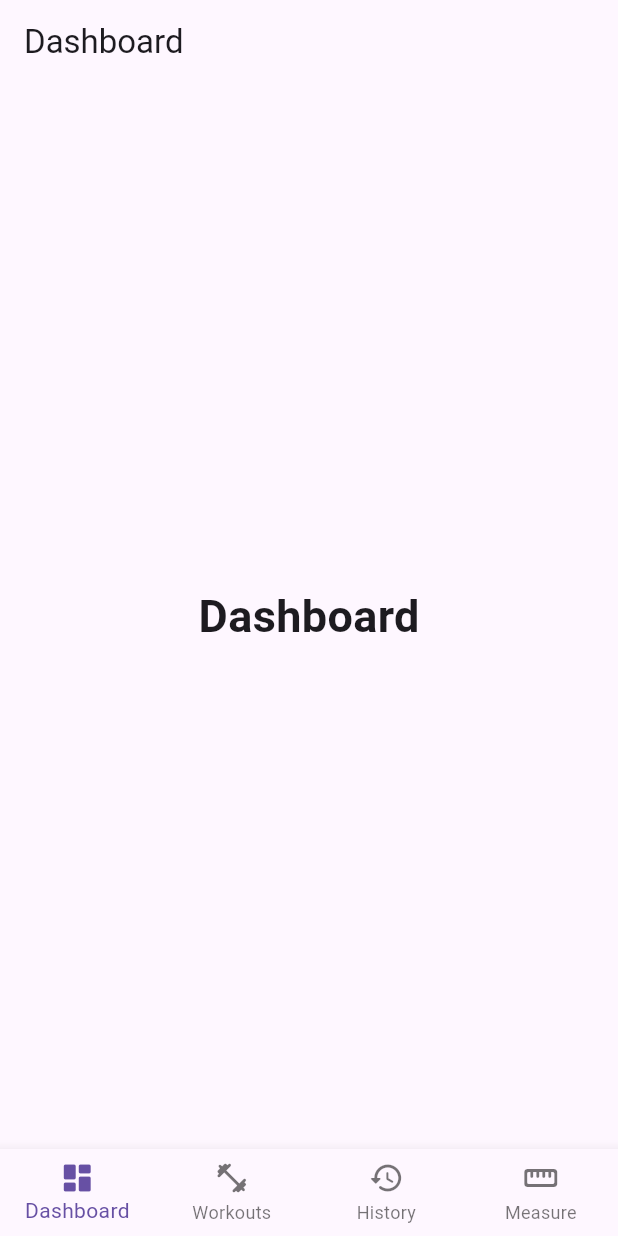
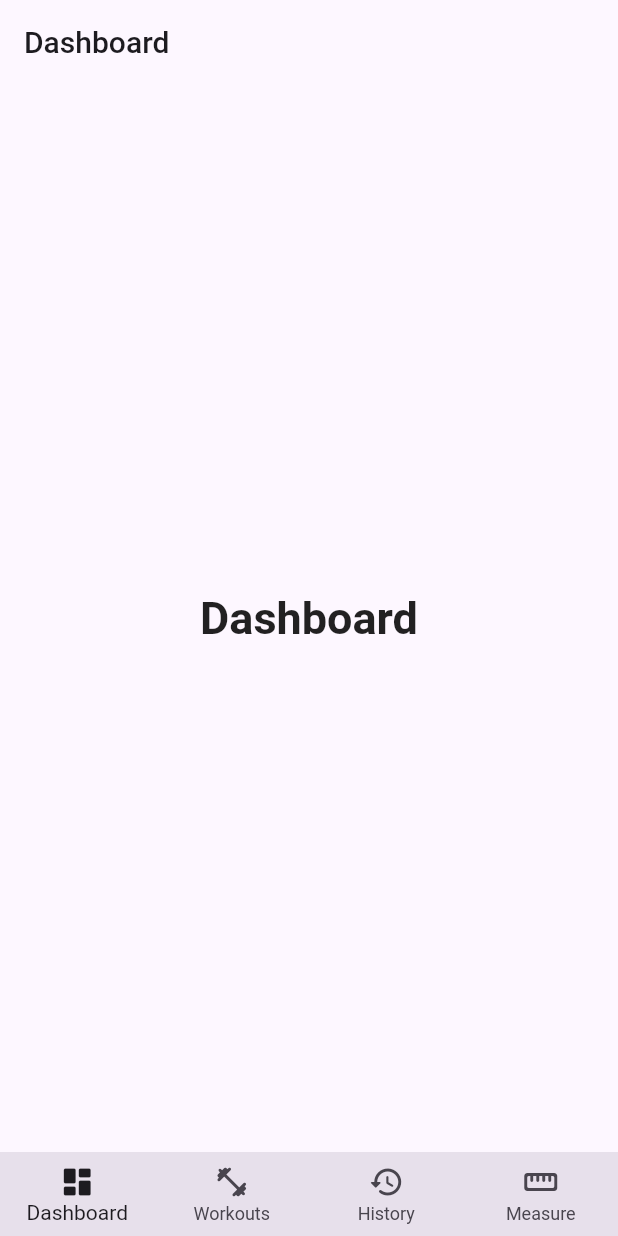
Before and after one commit to eeshangarg/fitness_copilot, a Flutter app: the screen it shows after launch, on a phone screen of 412 x 824 dp. Run offline on Flutter 3.47's test engine with Material 2 defaults, Android fonts, the phone set to English and light mode, and no system bars; drawn by our look-alikes of dynamic_color; our stand-ins replace font_awesome_flutter, material_color_utilities.

Commit message:
theme: Add a basic Material 3 theme with dynamic color.
The theming code was taken verbatim from a Code Lab by Google:

https://codelabs.developers.google.com/codelabs/flutter-boring-to-beautiful#4

```diff
--- a/lib/main.dart
+++ b/lib/main.dart
@@ -1,4 +1,6 @@
+import 'package:dynamic_color/dynamic_color.dart';
 import 'package:fitness_copilot/screens/homepage.dart';
+import 'package:fitness_copilot/shared/providers/theme.dart';
 import 'package:fitness_copilot/shared/providers/timer_service.dart';
 import 'package:flutter/material.dart';
 
@@ -11,15 +13,47 @@
   );
 }
 
-class MyApp extends StatelessWidget {
+class MyApp extends StatefulWidget {
   const MyApp({Key? key}) : super(key: key);
 
   @override
+  State<MyApp> createState() => _MyAppState();
+}
+
+class _MyAppState extends State<MyApp> {
+  final settings = ValueNotifier(
+    ThemeSettings(
+      sourceColor: Color(0xff6750A4),
+      themeMode: ThemeMode.system,
+    ),
+  );
+
+  @override
   Widget build(BuildContext context) {
-    return MaterialApp(
-      title: 'Fitness Copilot',
-      theme: ThemeData(useMaterial3: true),
-      home: const HomePage(),
-    );
+    return DynamicColorBuilder(builder: (lightDynamic, darkDynamic) {
+      return ThemeProvider(
+        lightDynamic: lightDynamic,
+        darkDynamic: darkDynamic,
+        settings: settings,
+        child: NotificationListener<ThemeSettingChange>(
+          onNotification: (notification) {
+            settings.value = notification.settings;
+            return true;
+          },
+          child: ValueListenableBuilder(
+            valueListenable: settings,
+            builder: (context, value, _) {
+              final theme = ThemeProvider.of(context);
+
+              return MaterialApp(
+                title: 'Fitness Copilot',
+                theme: theme.light(settings.value.sourceColor),
+                home: const HomePage(),
+              );
+            },
+          ),
+        ),
+      );
+    });
   }
 }
--- /dev/null
+++ b/lib/shared/providers/theme.dart
@@ -0,0 +1,241 @@
+import 'dart:math';
+
+import 'package:flutter/material.dart';
+import 'package:material_color_utilities/material_color_utilities.dart';
+
+class NoAnimationPageTransitionsBuilder extends PageTransitionsBuilder {
+  const NoAnimationPageTransitionsBuilder();
+
+  @override
+  Widget buildTransitions<T>(
+    PageRoute<T> route,
+    BuildContext context,
+    Animation<double> animation,
+    Animation<double> secondaryAnimation,
+    Widget child,
+  ) {
+    return child;
+  }
+}
+
+class ThemeSettingChange extends Notification {
+  ThemeSettingChange({required this.settings});
+  final ThemeSettings settings;
+}
+
+class ThemeProvider extends InheritedWidget {
+  const ThemeProvider(
+      {Key? key,
+      required this.settings,
+      required this.lightDynamic,
+      required this.darkDynamic,
+      required Widget child})
+      : super(key: key, child: child);
+
+  final ValueNotifier<ThemeSettings> settings;
+  final ColorScheme? lightDynamic;
+  final ColorScheme? darkDynamic;
+
+  final pageTransitionsTheme = const PageTransitionsTheme(
+    builders: <TargetPlatform, PageTransitionsBuilder>{
+      TargetPlatform.android: FadeUpwardsPageTransitionsBuilder(),
+      TargetPlatform.iOS: CupertinoPageTransitionsBuilder(),
+      TargetPlatform.linux: NoAnimationPageTransitionsBuilder(),
+      TargetPlatform.macOS: NoAnimationPageTransitionsBuilder(),
+      TargetPlatform.windows: NoAnimationPageTransitionsBuilder(),
+    },
+  );
+
+  Color custom(CustomColor custom) {
+    if (custom.blend) {
+      return blend(custom.color);
+    } else {
+      return custom.color;
+    }
+  }
+
+  Color blend(Color targetColor) {
+    return Color(
+        Blend.harmonize(targetColor.value, settings.value.sourceColor.value));
+  }
+
+  Color source(Color? target) {
+    Color source = settings.value.sourceColor;
+    if (target != null) {
+      source = blend(target);
+    }
+    return source;
+  }
+
+  ColorScheme colors(Brightness brightness, Color? targetColor) {
+    final dynamicPrimary = brightness == Brightness.light
+        ? lightDynamic?.primary
+        : darkDynamic?.primary;
+    return ColorScheme.fromSeed(
+      seedColor: dynamicPrimary ?? source(targetColor),
+      brightness: brightness,
+    );
+  }
+
+  ShapeBorder get shapeMedium => RoundedRectangleBorder(
+        borderRadius: BorderRadius.circular(8),
+      );
+
+  CardTheme cardTheme() {
+    return CardTheme(
+      elevation: 0,
+      shape: shapeMedium,
+      clipBehavior: Clip.antiAlias,
+    );
+  }
+
+  ListTileThemeData listTileTheme(ColorScheme colors) {
+    return ListTileThemeData(
+      shape: shapeMedium,
+      selectedColor: colors.secondary,
+    );
+  }
+
+  AppBarTheme appBarTheme(ColorScheme colors) {
+    return AppBarTheme(
+      elevation: 0,
+      backgroundColor: colors.surface,
+      foregroundColor: colors.onSurface,
+    );
+  }
+
+  TabBarTheme tabBarTheme(ColorScheme colors) {
+    return TabBarTheme(
+      labelColor: colors.secondary,
+      unselectedLabelColor: colors.onSurfaceVariant,
+      indicator: BoxDecoration(
+        border: Border(
+          bottom: BorderSide(
+            color: colors.secondary,
+            width: 2,
+          ),
+        ),
+      ),
+    );
+  }
+
+  BottomAppBarTheme bottomAppBarTheme(ColorScheme colors) {
+    return BottomAppBarTheme(
+      color: colors.surface,
+      elevation: 0,
+    );
+  }
+
+  BottomNavigationBarThemeData bottomNavigationBarTheme(ColorScheme colors) {
+    return BottomNavigationBarThemeData(
+      type: BottomNavigationBarType.fixed,
+      backgroundColor: colors.surfaceVariant,
+      selectedItemColor: colors.onSurface,
+      unselectedItemColor: colors.onSurfaceVariant,
+      elevation: 0,
+      landscapeLayout: BottomNavigationBarLandscapeLayout.centered,
+    );
+  }
+
+  NavigationRailThemeData navigationRailTheme(ColorScheme colors) {
+    return const NavigationRailThemeData();
+  }
+
+  DrawerThemeData drawerTheme(ColorScheme colors) {
+    return DrawerThemeData(
+      backgroundColor: colors.surface,
+    );
+  }
+
+  ThemeData light([Color? targetColor]) {
+    final colorScheme = colors(Brightness.light, targetColor);
+    return ThemeData.light().copyWith(
+      pageTransitionsTheme: pageTransitionsTheme,
+      colorScheme: colorScheme,
+      appBarTheme: appBarTheme(colorScheme),
+      cardTheme: cardTheme(),
+      listTileTheme: listTileTheme(colorScheme),
+      bottomAppBarTheme: bottomAppBarTheme(colorScheme),
+      bottomNavigationBarTheme: bottomNavigationBarTheme(colorScheme),
+      navigationRailTheme: navigationRailTheme(colorScheme),
+      tabBarTheme: tabBarTheme(colorScheme),
+      drawerTheme: drawerTheme(colorScheme),
+      scaffoldBackgroundColor: colorScheme.background,
+      useMaterial3: true,
+    );
+  }
+
+  ThemeData dark([Color? targetColor]) {
+    final colorScheme = colors(Brightness.dark, targetColor);
+    return ThemeData.dark().copyWith(
+      pageTransitionsTheme: pageTransitionsTheme,
+      colorScheme: colorScheme,
+      appBarTheme: appBarTheme(colorScheme),
+      cardTheme: cardTheme(),
+      listTileTheme: listTileTheme(colorScheme),
+      bottomAppBarTheme: bottomAppBarTheme(colorScheme),
+      bottomNavigationBarTheme: bottomNavigationBarTheme(colorScheme),
+      navigationRailTheme: navigationRailTheme(colorScheme),
+      tabBarTheme: tabBarTheme(colorScheme),
+      drawerTheme: drawerTheme(colorScheme),
+      scaffoldBackgroundColor: colorScheme.background,
+      useMaterial3: true,
+    );
+  }
+
+  ThemeMode themeMode() {
+    return settings.value.themeMode;
+  }
+
+  ThemeData theme(BuildContext context, [Color? targetColor]) {
+    final brightness = MediaQuery.of(context).platformBrightness;
+    return brightness == Brightness.light
+        ? light(targetColor)
+        : dark(targetColor);
+  }
+
+  static ThemeProvider of(BuildContext context) {
+    return context.dependOnInheritedWidgetOfExactType<ThemeProvider>()!;
+  }
+
+  @override
+  bool updateShouldNotify(covariant ThemeProvider oldWidget) {
+    return oldWidget.settings != settings;
+  }
+}
+
+class ThemeSettings {
+  ThemeSettings({
+    required this.sourceColor,
+    required this.themeMode,
+  });
+
+  final Color sourceColor;
+  final ThemeMode themeMode;
+}
+
+Color randomColor() {
+  return Color(Random().nextInt(0xFFFFFFFF));
+}
+
+// Custom Colors
+const linkColor = CustomColor(
+  name: 'Link Color',
+  color: Color(0xFF00B0FF),
+);
+
+class CustomColor {
+  const CustomColor({
+    required this.name,
+    required this.color,
+    this.blend = true,
+  });
+
+  final String name;
+  final Color color;
+  final bool blend;
+
+  Color value(ThemeProvider provider) {
+    return provider.custom(this);
+  }
+}
--- a/pubspec.yaml
+++ b/pubspec.yaml
@@ -37,6 +37,8 @@
   json_annotation: ^4.4.0
   provider: ^6.0.2
   font_awesome_flutter: ^10.1.0
+  material_color_utilities: ^0.1.4
+  dynamic_color: ^1.4.0
 
 dev_dependencies:
   flutter_test:
```
